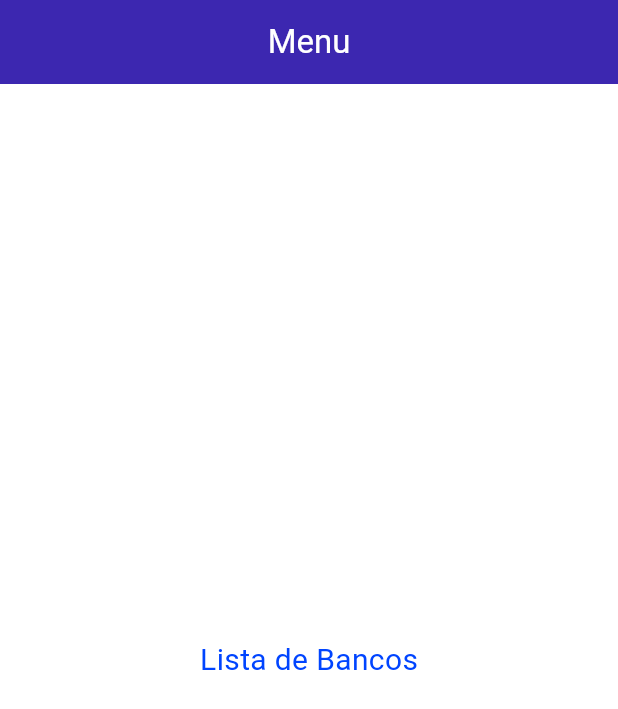
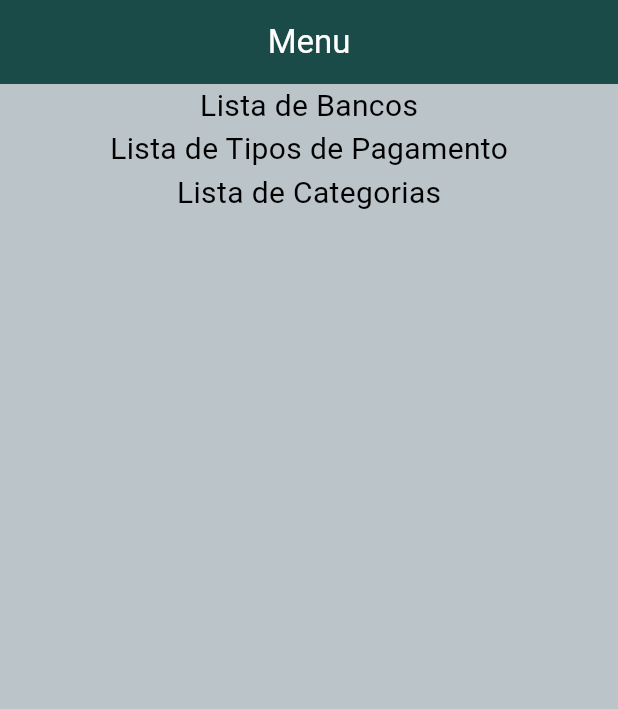
Before and after one commit to jackvini19/financass, a Flutter app: the MenuScreen screen opened directly, on a phone screen of 412 x 824 dp. Shown: the top 709 px of the screen. Run offline on Flutter 3.47's test engine with Material 2 defaults, Android fonts, the phone set to English and light mode, and no system bars; network calls fail.

Commit message:
Categorias

```diff
--- a/financass/lib/views/Menu/MenuScreen.dart
+++ b/financass/lib/views/Menu/MenuScreen.dart
@@ -1,4 +1,6 @@
-import 'package:financass/views/Banco/BancoScreen.dart';
+import 'package:financass/views/BancoPage/BancoScreen.dart';
+import 'package:financass/views/CategoriaPage/CategoriaScreen.dart';
+import 'package:financass/views/TipopagoPage/TipoPagasScreen.dart';
 import 'package:flutter/material.dart';
 
 class MenuScreen extends StatefulWidget {
@@ -13,7 +15,7 @@ class _MenuScreenState extends State<MenuScreen> {
   Widget build(BuildContext context) {
     return Scaffold(
       appBar: AppBar(
-        backgroundColor: const Color.fromARGB(255, 60, 39, 176),
+        backgroundColor: const Color.fromARGB(255, 27, 75, 72),
         title: Text(
           'Menu',
           style: TextStyle(color: Colors.white),
@@ -21,8 +23,10 @@ class _MenuScreenState extends State<MenuScreen> {
         centerTitle: true,
       ),
       body: Container(
-        color: const Color.fromARGB(255, 255, 255, 255),
-        child: Align(
+        color: const Color.fromARGB(75, 27, 75, 72),
+        child: Column(
+          children: [
+            Align(
               child: GestureDetector(
                 onTap: () {
                   Navigator.of(context).push(
@@ -31,8 +35,34 @@ class _MenuScreenState extends State<MenuScreen> {
                 },
                 child: Text('Lista de Bancos',
                     style: TextStyle(
-                    fontSize: 20, color: Color.fromARGB(255, 0, 68, 255))),
+                        fontSize: 20, color: Color.fromARGB(255, 0, 0, 0))),
               ),
+            ),
+            Align(
+              child: GestureDetector(
+                onTap: () {
+                  Navigator.of(context).push(
+                    MaterialPageRoute(builder: (context) => TipoPagasScreen()),
+                  );
+                },
+                child: Text('Lista de Tipos de Pagamento',
+                    style: TextStyle(
+                        fontSize: 20, color: Color.fromARGB(255, 0, 0, 0))),
+              ),
+            ),
+            Align(
+              child: GestureDetector(
+                onTap: () {
+                  Navigator.of(context).push(
+                    MaterialPageRoute(builder: (context) => CategoriaScreen()),
+                  );
+                },
+                child: Text('Lista de Categorias',
+                    style: TextStyle(
+                        fontSize: 20, color: Color.fromARGB(255, 0, 0, 0))),
+              ),
+            ),
+          ],
         ),
       ),
     );
```
Also changed, not shown: financass/lib/controllers/CategoriaController.dart (added, +43 -0 lines), financass/lib/models/CategoriaModel.dart (added, +16 -0 lines), financass/lib/views/CategoriaPage/CategoriaScreen.dart (added, +49 -0 lines). Lines whose indentation alone changed are shown as unchanged.
